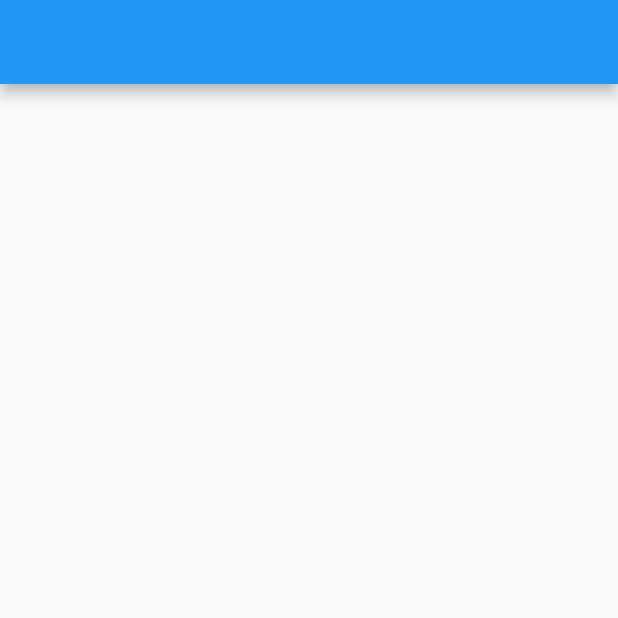
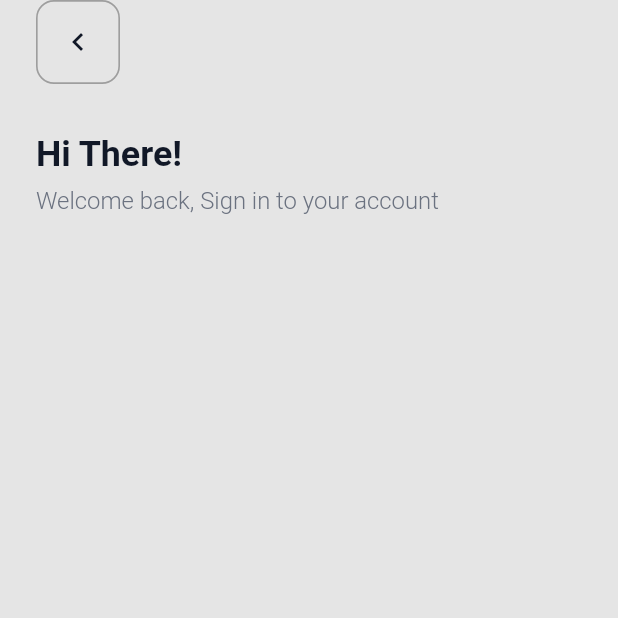
Before and after one commit to dubemezeagwu/smartpay_ui, a Flutter app: the screen it shows after launch, on a phone screen of 412 x 824 dp, the top half of it. Run offline on Flutter 3.47's test engine with Material 2 defaults, Android fonts, the phone set to English and light mode, and no system bars; our stand-ins replace google_fonts.

Commit message:
login UI

```diff
--- a/lib/app/colors.dart
+++ b/lib/app/colors.dart
@@ -2,5 +2,7 @@ import 'package:flutter/cupertino.dart';
 
 class AppColors {
   static const black = Color(0xFF111827);
+  static const grey = Color(0xFF6B7280);
   static const primary = Color(0xFFFFAB63);
+  static const background = Color(0xFFE5E5E5);
 }
--- a/lib/app/config/size_config.dart
+++ b/lib/app/config/size_config.dart
@@ -14,11 +14,11 @@ class SizeConfig {
   }
 
   static double getHeight(double height) {
-    return _mediaQueryData!.size.height * (height / 814);
+    return _mediaQueryData!.size.height * (height / 812);
   }
 
   static double getWidth(double width) {
-    return _mediaQueryData!.size.width * (width / 360);
+    return _mediaQueryData!.size.width * (width / 375);
   }
 
   static double getTextSize(double textSize) {
--- a/lib/app/styles.dart
+++ b/lib/app/styles.dart
@@ -12,6 +12,22 @@ TextStyle regularBlack9 = GoogleFonts.roboto(
   ),
 );
 
+TextStyle boldBlack24 = GoogleFonts.roboto(
+  textStyle: TextStyle(
+      fontSize: 24.sp,
+      color: AppColors.black,
+      fontWeight: FontWeight.w700
+  ),
+);
+
+TextStyle regularGrey16 = GoogleFonts.roboto(
+  textStyle: TextStyle(
+      fontSize: 16.sp,
+      color: AppColors.grey,
+      fontWeight: FontWeight.w300
+  ),
+);
+
 TextStyle regularPrimary9 = GoogleFonts.roboto(
   textStyle: TextStyle(
       fontSize: 9.sp,
--- a/lib/main.dart
+++ b/lib/main.dart
@@ -1,4 +1,5 @@
 import 'package:flutter/material.dart';
+import 'package:smartpay_ui/app/colors.dart';
 import 'package:smartpay_ui/views/login/login_screen.dart';
 
 void main() {
@@ -12,11 +13,21 @@ class MyApp extends StatelessWidget {
   @override
   Widget build(BuildContext context) {
     return MaterialApp(
+      debugShowCheckedModeBanner: false,
       title: 'Flutter Demo',
       theme: ThemeData(
+        scaffoldBackgroundColor: AppColors.background,
+        backgroundColor: AppColors.background,
+        appBarTheme: const AppBarTheme(
+          elevation: 0,
+          color: AppColors.background,
+        ),
         primarySwatch: Colors.blue,
       ),
-      home: LoginScreen()
+      home: Container(
+        color: AppColors.background,
+          padding: EdgeInsets.symmetric(horizontal: 24),
+          child: LoginScreen())
     );
   }
 }
--- a/lib/views/login/login_screen.dart
+++ b/lib/views/login/login_screen.dart
@@ -1,12 +1,39 @@
+import 'package:flutter/cupertino.dart';
 import 'package:flutter/material.dart';
+import 'package:smartpay_ui/app/colors.dart';
+import 'package:smartpay_ui/app/config/extensions.dart';
+import 'package:smartpay_ui/app/config/size_config.dart';
+import 'package:smartpay_ui/app/styles.dart';
+import 'package:smartpay_ui/views/widgets/appbar_back_button.dart';
 
 class LoginScreen extends StatelessWidget {
   const LoginScreen({Key? key}) : super(key: key);
 
   @override
   Widget build(BuildContext context) {
+    SizeConfig.init(context);
     return Scaffold(
-      appBar: AppBar(),
+      appBar: AppBar(
+        leading: appBarBackButton(),
+      ),
+      body: Container(
+        child: Column(
+          crossAxisAlignment: CrossAxisAlignment.start,
+          children: [
+            SizedBox(
+              height: 32.h,
+            ),
+            Text("Hi There!",style: boldBlack24,),
+            SizedBox(
+              height: 8.h,
+            ),
+            Text("Welcome back, Sign in to your account",style: regularGrey16,),
+            SizedBox(
+              height: 32.h,
+            ),
+          ],
+        ),
+      ),
     );
   }
 }
--- /dev/null
+++ b/lib/views/widgets/appbar_back_button.dart
@@ -0,0 +1,30 @@
+import 'package:flutter/cupertino.dart';
+import 'package:flutter/material.dart';
+import 'package:smartpay_ui/app/config/extensions.dart';
+
+import '../../app/colors.dart';
+
+Widget appBarBackButton (){
+  return GestureDetector(
+    onTap: (){},
+    child: Container(
+      decoration: BoxDecoration(
+          borderRadius: BorderRadius.circular(12.sp),
+          shape: BoxShape.rectangle,
+          border: Border.all(
+              color: Colors.grey,
+              width: 1.w
+          )
+      ),
+      height: 40.h,
+      width: 40.w,
+      child: const Center(
+        child: Icon(
+          Icons.chevron_left,
+          size: 24,
+          color: AppColors.black,
+        ),
+      ),
+    ),
+  );
+}
```
Also changed, not shown: 2 other files.
